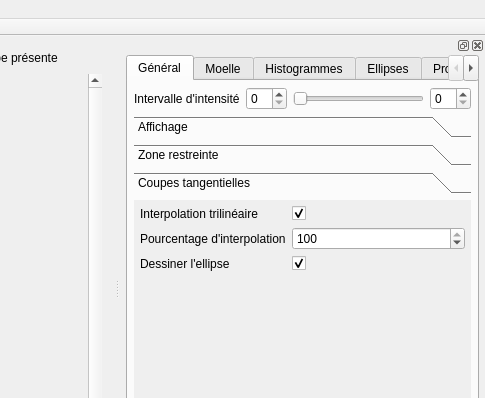
Before: the Qt Designer form ui/mainwindow.ui in akrah/TKDetection, drawn with Qt 5; both pictures show x 215 to 700 and y 0 to 398 of the 700 by 561 pixel window.
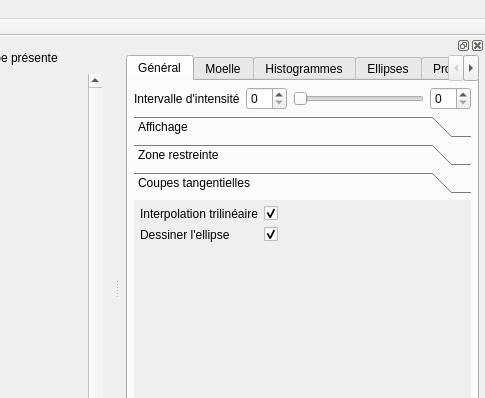
After: the same form once the commit is applied. The open tabs and pages were chosen to show the change. Custom widgets are drawn as their Qt base class.

Diff of the .ui file:
```diff
--- a/ui/mainwindow.ui
+++ b/ui/mainwindow.ui
@@ -867,6 +867,9 @@
              <string>Coupes tangentielles</string>
             </attribute>
             <layout class="QFormLayout" name="formLayout_14">
+             <property name="fieldGrowthPolicy">
+              <enum>QFormLayout::AllNonFixedFieldsGrow</enum>
+             </property>
              <item row="0" column="0">
               <widget class="QLabel" name="label_36">
                <property name="text">
@@ -885,30 +888,13 @@
               </widget>
              </item>
              <item row="1" column="0">
-              <widget class="QLabel" name="label_37">
-               <property name="text">
-                <string>Pourcentage d'interpolation</string>
-               </property>
-              </widget>
-             </item>
-             <item row="1" column="1">
-              <widget class="QSpinBox" name="_spinTrilinearInterpolationCoefficient">
-               <property name="maximum">
-                <number>100</number>
-               </property>
-               <property name="value">
-                <number>100</number>
-               </property>
-              </widget>
-             </item>
-             <item row="2" column="0">
               <widget class="QLabel" name="label_31">
                <property name="text">
                 <string>Dessiner l'ellipse</string>
                </property>
               </widget>
              </item>
-             <item row="2" column="1">
+             <item row="1" column="1">
               <widget class="QCheckBox" name="_checkTangentialDrawEllipses">
                <property name="text">
                 <string/>
```
Left out of the diff: 22 changed lines with no effect on the pictures.
